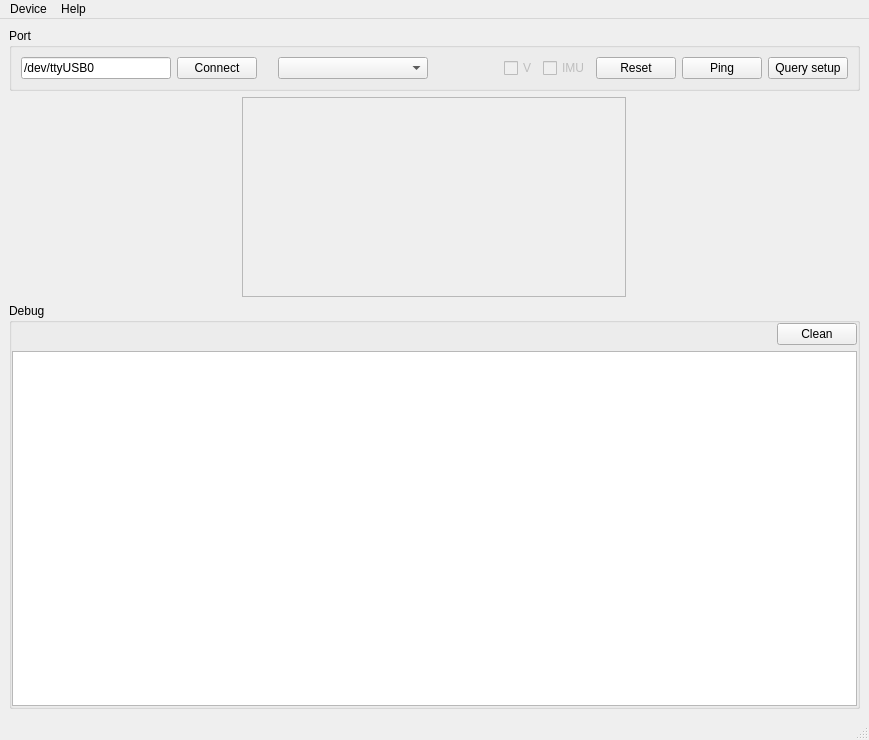
The window that src/nxusb_main.ui (Wohlstand/NXUSB-UART-Client) describes before a commit, drawn with Qt 5.
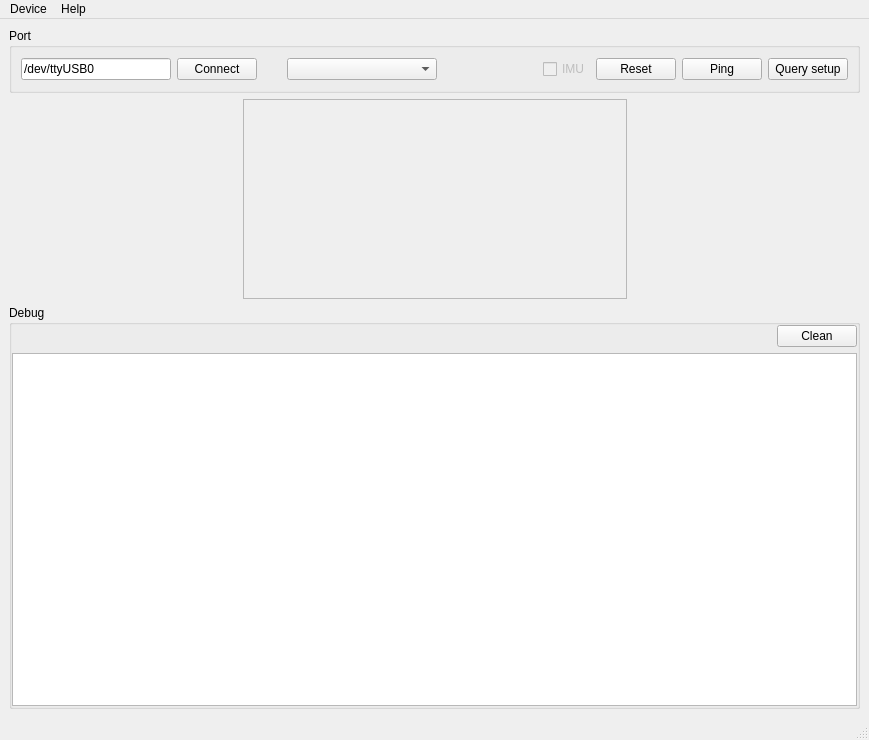
The same window after the commit. Icons and pictures are not drawn. Custom widgets are drawn as their Qt base class.

```diff
--- a/src/nxusb_main.ui
+++ b/src/nxusb_main.ui
@@ -18,7 +18,7 @@
     <normaloff>:/icon/icon48.png</normaloff>:/icon/icon48.png</iconset>
   </property>
   <widget class="QWidget" name="centralwidget">
-   <layout class="QGridLayout" name="gridLayout_5" rowstretch="0,0,0,0" columnstretch="0,0,0">
+   <layout class="QGridLayout" name="gridLayout_5" rowstretch="0,0,0" columnstretch="0,0,0">
     <item row="1" column="0">
      <spacer name="horizontalSpacer_11">
       <property name="orientation">
@@ -183,12 +183,18 @@
         </widget>
        </item>
        <item>
-        <widget class="QCheckBox" name="stateVibro">
-         <property name="enabled">
-          <bool>false</bool>
+        <widget class="VibroWidget" name="vibro" native="true">
+         <property name="sizePolicy">
+          <sizepolicy hsizetype="Fixed" vsizetype="Fixed">
+           <horstretch>0</horstretch>
+           <verstretch>0</verstretch>
+          </sizepolicy>
          </property>
-         <property name="text">
-          <string>V</string>
+         <property name="minimumSize">
+          <size>
+           <width>24</width>
+           <height>24</height>
+          </size>
          </property>
         </widget>
        </item>
@@ -325,6 +331,12 @@
    <header>gamepad_widget.h</header>
    <container>1</container>
   </customwidget>
+  <customwidget>
+   <class>VibroWidget</class>
+   <extends>QWidget</extends>
+   <header>vibro_widget.h</header>
+   <container>1</container>
+  </customwidget>
  </customwidgets>
  <resources>
   <include location="../res/nxusb.qrc"/>
```
